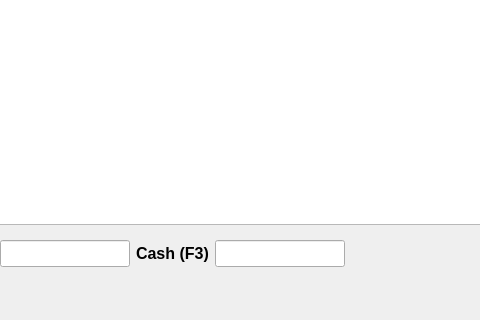
Old version of the form Shop/worder.ui in the repository End1-1/Cafe5; both pictures show x 298 to 778 and y 383 to 703 of the 972 by 703 pixel window.
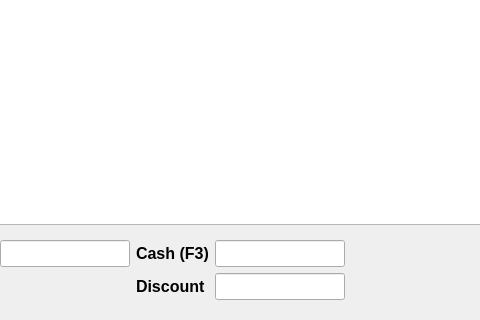
New version of the form. Custom widgets are drawn as their Qt base class.

```diff
--- a/Shop/worder.ui
+++ b/Shop/worder.ui
@@ -217,6 +217,32 @@
         </property>
        </widget>
       </item>
+      <item row="1" column="5">
+       <widget class="QLabel" name="lbDisc">
+        <property name="text">
+         <string>Discount</string>
+        </property>
+       </widget>
+      </item>
+      <item row="1" column="6">
+       <widget class="C5LineEdit" name="leDisc">
+        <property name="minimumSize">
+         <size>
+          <width>130</width>
+          <height>0</height>
+         </size>
+        </property>
+        <property name="maximumSize">
+         <size>
+          <width>130</width>
+          <height>16777215</height>
+         </size>
+        </property>
+        <property name="readOnly">
+         <bool>true</bool>
+        </property>
+       </widget>
+      </item>
      </layout>
     </widget>
    </item>
```
